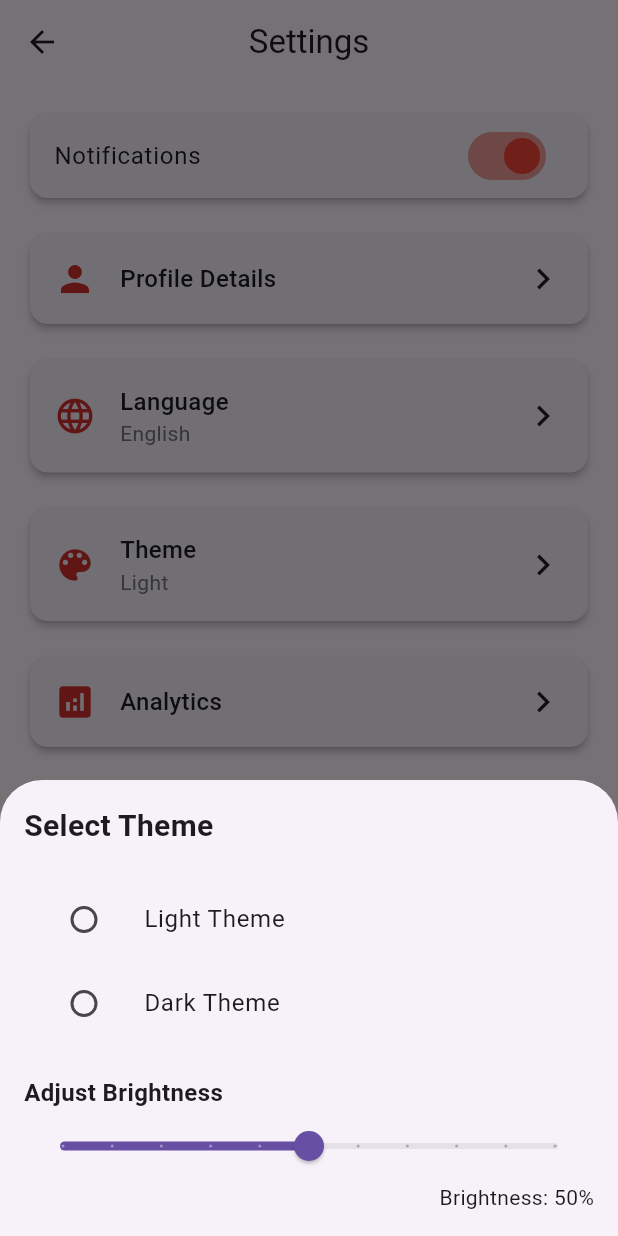
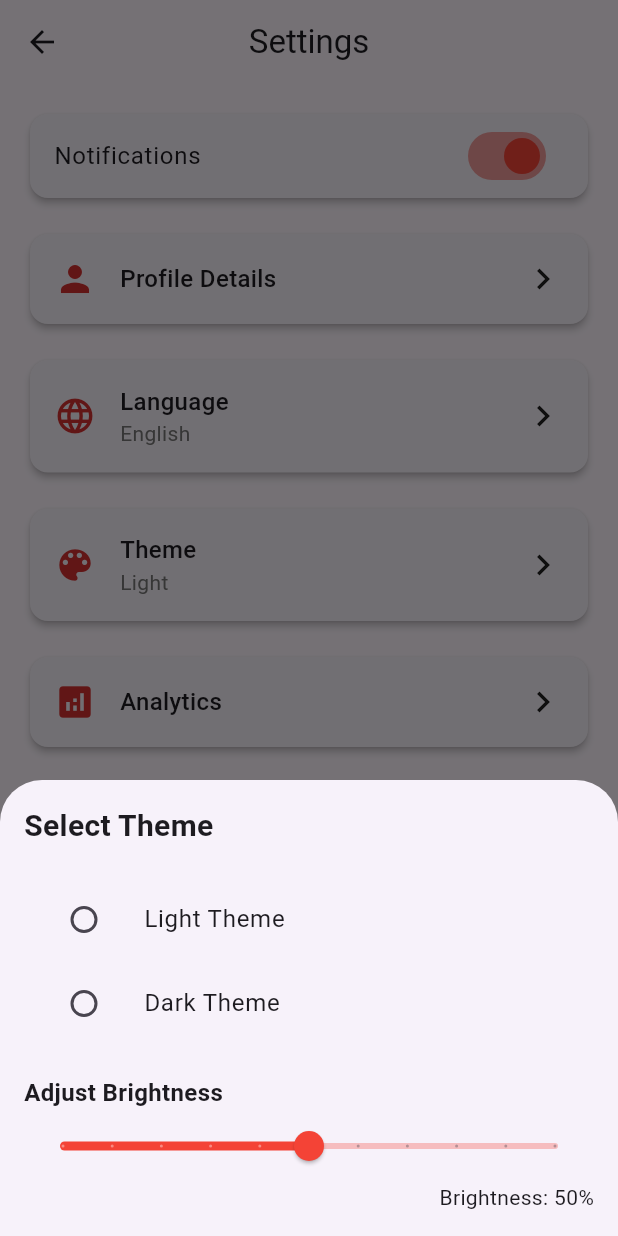
Before and after one commit to iamkonnect/FuelChecker, a Flutter app: the SettingsScreen screen opened by its route, after a tap on "Theme", on a phone screen of 412 x 824 dp. Run offline on Flutter 3.47's test engine with Material 3 defaults, Android fonts, the phone set to English and light mode, and no system bars; our stand-ins replace email_validator, fl_chart, flutter_map, flutter_rating_bar, geolocator, google_maps_flutter and 1 more; missing offline and left inert: mailer.

Commit message:
feat:change brightness slider color to red

```diff
--- a/lib/screens/settings_screen.dart
+++ b/lib/screens/settings_screen.dart
@@ -112,7 +112,18 @@ class _SettingsScreenState extends State<SettingsScreen> {
                   fontWeight: FontWeight.bold,
                 ),
               ),
-              Slider(
+              SliderTheme(
+                data: SliderTheme.of(context).copyWith(
+                  activeTrackColor: Colors
+                      .red, // The color of the active portion of the slider track
+                  thumbColor: Colors.red, // The color of the slider thumb
+                  overlayColor: Colors.red.withOpacity(
+                      0.2), // The color of the slider thumb when focused or hovered
+                  inactiveTrackColor: Colors.red.withOpacity(
+                      0.3), // The color of the inactive portion of the slider track
+                  trackHeight: 4.0, // Optional: Customize track height
+                ),
+                child: Slider(
                   value: _brightness,
                   min: 0.0,
                   max: 1.0,
@@ -123,6 +134,7 @@ class _SettingsScreenState extends State<SettingsScreen> {
                       _brightness = value;
                     });
                   },
+                ),
               ),
               Align(
                 alignment: Alignment.centerRight,
```
Lines whose indentation alone changed are shown as unchanged.
